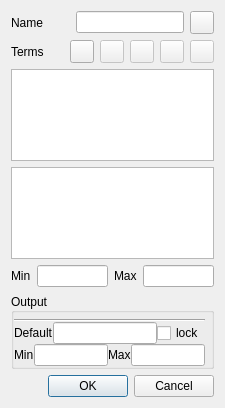
Old version of the form qtfuzzylite/ui/Variable.ui in the repository fuzzylite/fuzzylite.
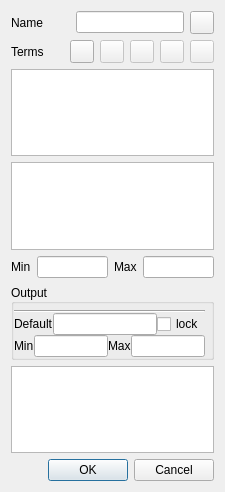
New version of the form. Icons and pictures are not drawn. Custom widgets are drawn as their Qt base class.

Commit message: Variables in Bell, Gaussian and Sigmoid renamed. Improved changes to qtfuzzylite

The edit to the form file:
```diff
--- a/qtfuzzylite/ui/Variable.ui
+++ b/qtfuzzylite/ui/Variable.ui
@@ -10,7 +10,7 @@
     <x>0</x>
     <y>0</y>
     <width>225</width>
-    <height>408</height>
+    <height>492</height>
    </rect>
   </property>
   <property name="sizePolicy">
@@ -323,6 +323,19 @@
        </layout>
       </widget>
      </item>
+     <item>
+      <widget class="QPlainTextEdit" name="ptx_terms">
+       <property name="sizePolicy">
+        <sizepolicy hsizetype="Ignored" vsizetype="Expanding">
+         <horstretch>0</horstretch>
+         <verstretch>0</verstretch>
+        </sizepolicy>
+       </property>
+       <property name="readOnly">
+        <bool>true</bool>
+       </property>
+      </widget>
+     </item>
     </layout>
    </item>
    <item>
```
The commit also changes 22 other files.
